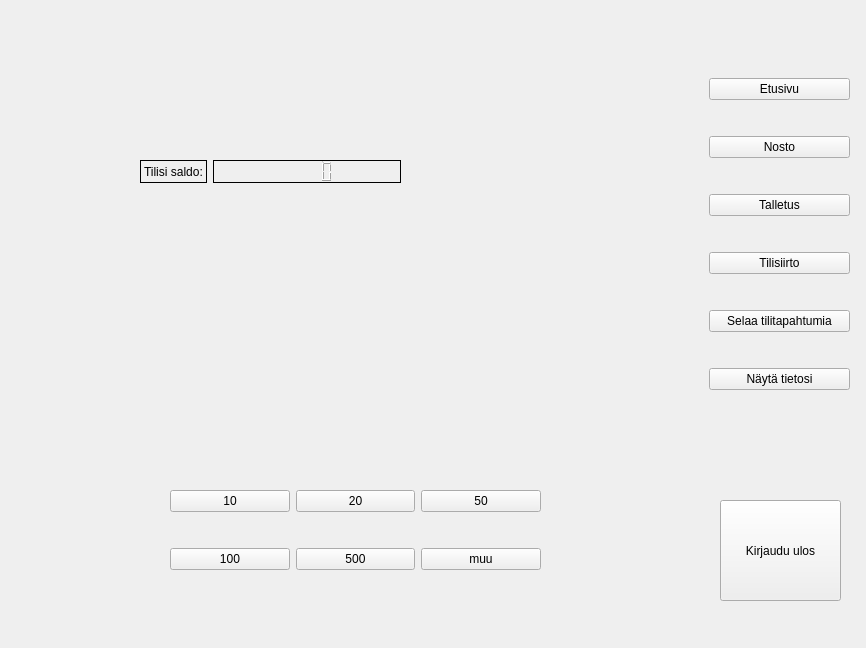
First picture: the form in bankautomat/mainwindow.ui, repository bank-2022/group7, before the edit.
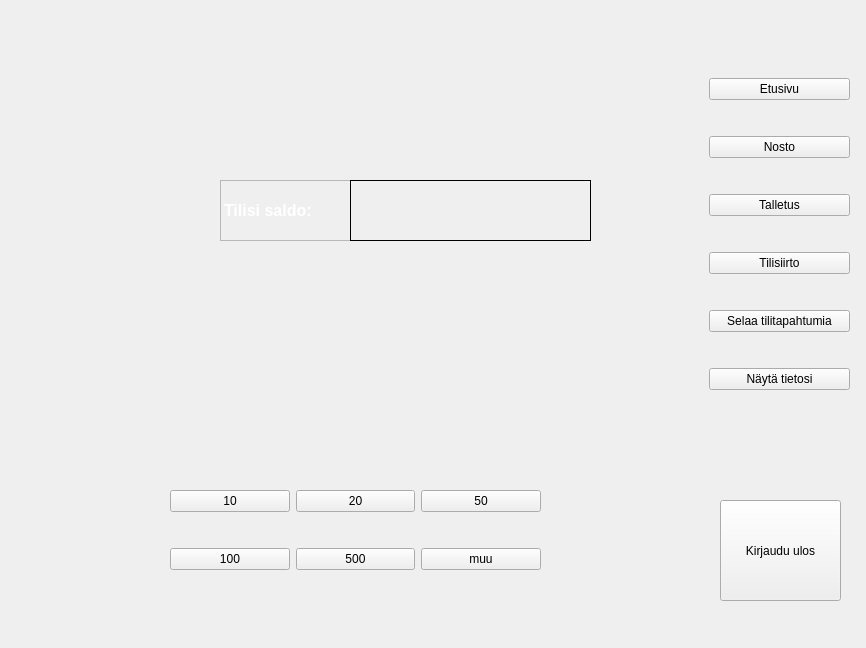
Second picture: the form after the edit. The open tabs and pages were chosen to show the change.

Commit message: UI:n kanssa säätämistä

What changed in the file:
```diff
--- a/bankautomat/mainwindow.ui
+++ b/bankautomat/mainwindow.ui
@@ -148,37 +148,40 @@
      </widget>
     </widget>
     <widget class="QWidget" name="mainPage">
-     <widget class="QWidget" name="formLayoutWidget_3">
+     <widget class="QLabel" name="saldoLabel">
       <property name="geometry">
        <rect>
-        <x>130</x>
-        <y>140</y>
-        <width>261</width>
-        <height>51</height>
+        <x>210</x>
+        <y>160</y>
+        <width>131</width>
+        <height>61</height>
        </rect>
       </property>
-      <layout class="QFormLayout" name="formLayout_4">
-       <item row="0" column="0">
-        <widget class="QLabel" name="saldoLabel">
-         <property name="frameShape">
-          <enum>QFrame::Box</enum>
-         </property>
-         <property name="text">
-          <string>Tilisi saldo:</string>
-         </property>
-        </widget>
-       </item>
-       <item row="0" column="1">
-        <widget class="QLCDNumber" name="saldoLCD">
-         <property name="frameShape">
-          <enum>QFrame::Box</enum>
-         </property>
-         <property name="frameShadow">
-          <enum>QFrame::Plain</enum>
-         </property>
-        </widget>
-       </item>
-      </layout>
+      <property name="frameShape">
+       <enum>QFrame::StyledPanel</enum>
+      </property>
+      <property name="text">
+       <string>&lt;html&gt;&lt;head/&gt;&lt;body&gt;&lt;p&gt;&lt;span style=&quot; font-size:12pt; font-weight:700; color:#ffffff;&quot;&gt;Tilisi saldo:&lt;/span&gt;&lt;/p&gt;&lt;/body&gt;&lt;/html&gt;</string>
+      </property>
+     </widget>
+     <widget class="QLabel" name="saldoLCD_2">
+      <property name="geometry">
+       <rect>
+        <x>340</x>
+        <y>160</y>
+        <width>241</width>
+        <height>61</height>
+       </rect>
+      </property>
+      <property name="frameShape">
+       <enum>QFrame::Box</enum>
+      </property>
+      <property name="text">
+       <string/>
+      </property>
+      <property name="textFormat">
+       <enum>Qt::AutoText</enum>
+      </property>
      </widget>
     </widget>
     <widget class="QWidget" name="nostoPage">
```
Left out of the diff: 29 changed lines with no effect on the pictures. The commit also changes 1 other file.
